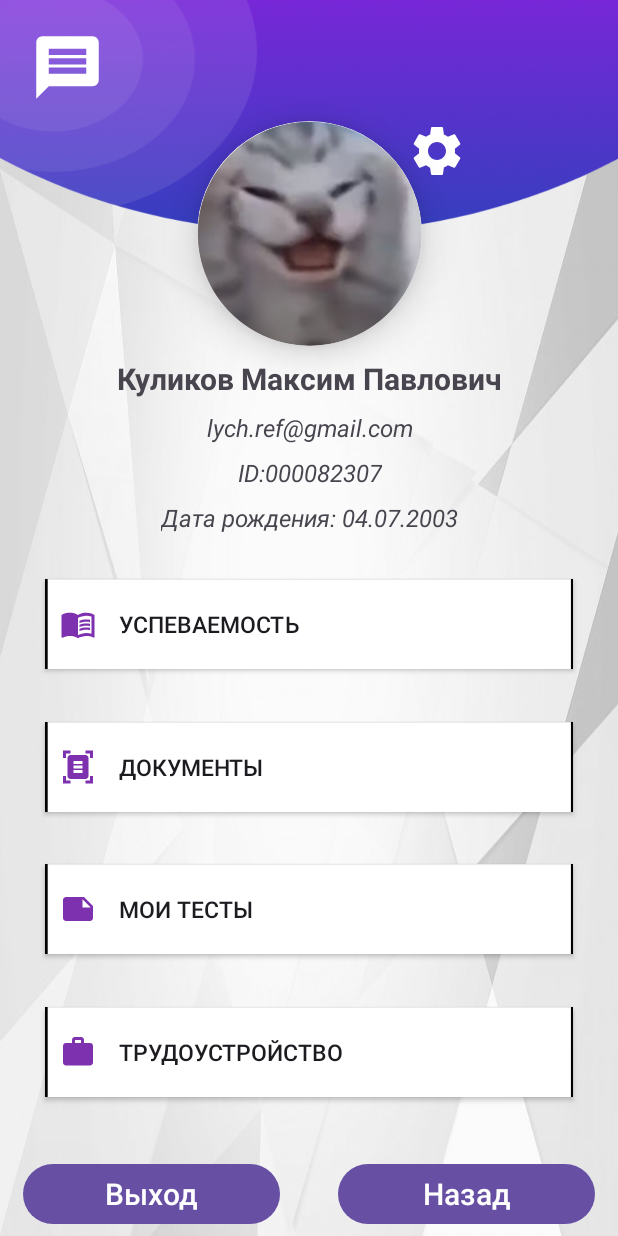
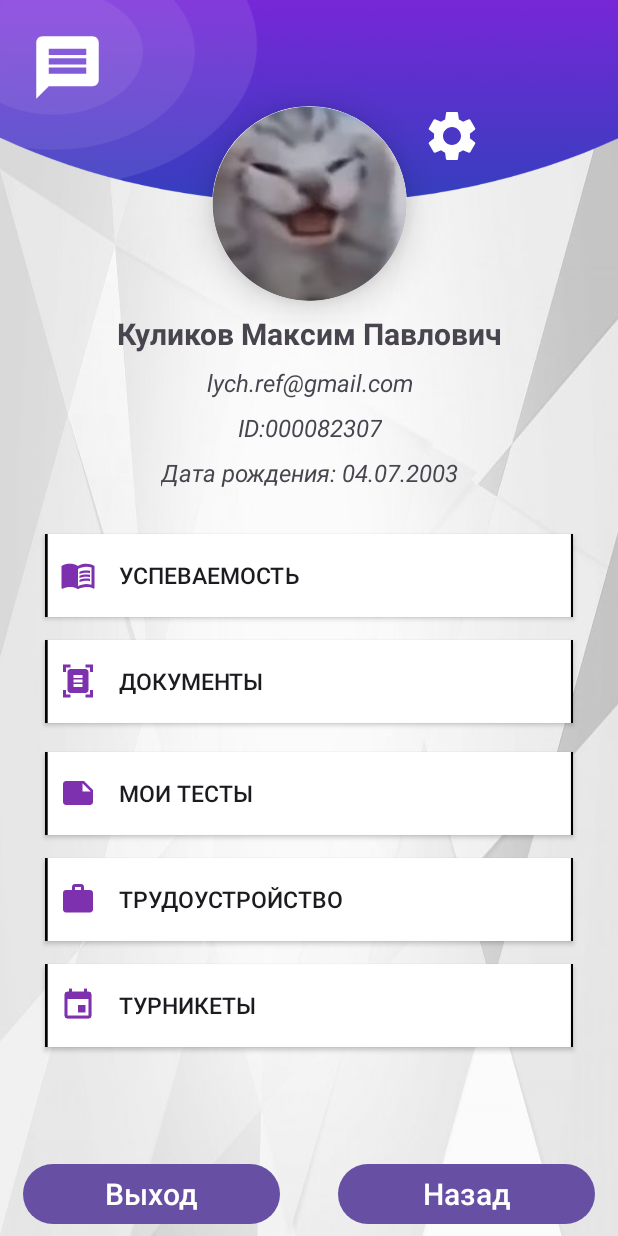
Before and after one commit to Merhaba228/sus, an Android app: the layout activity_main3.xml on its own in the app's theme, with its tools: preview values and no code run, on a phone screen of 412 x 824 dp. Run offline under Robolectric (Android 15) with nearby library versions, the phone set to English and light mode, and no system bars; Roboto replaces fonts that are not available here.

Commit message:
добавил пару приколов в дизайне

```diff
--- a/app/build.gradle.kts
+++ b/app/build.gradle.kts
@@ -52,6 +52,7 @@ dependencies {
     implementation("com.squareup.retrofit2:retrofit:2.9.0")
     implementation("com.squareup.retrofit2:converter-gson:2.9.0")
     testImplementation("junit:junit:4.13.2")
+    implementation("com.github.bumptech.glide:glide:4.12.0")
     androidTestImplementation("androidx.test.ext:junit:1.1.5")
     androidTestImplementation("androidx.test.espresso:espresso-core:3.5.1")
 }
--- a/app/src/main/java/com/example/sus/MainActivity.kt
+++ b/app/src/main/java/com/example/sus/MainActivity.kt
@@ -69,11 +69,15 @@ class MainActivity : AppCompatActivity() {
 
     private fun handleTokenResponse(userToken: Token, sharedPrefManager: SharedPrefManager, userApi: MrsuApi) {
         if (userToken.accessToken != null) {
+            Log.d("old_token",userToken.accessToken.toString() )
             sharedPrefManager.saveTokens(userToken.accessToken, userToken.refreshToken)
             CoroutineScope(Dispatchers.IO).launch {
                 try {
                     val user = userApi.getUser("Bearer ${userToken.accessToken}")
                     sharedPrefManager.saveUserData(user)
+                    val student = userApi.getStudent("Bearer ${userToken.accessToken}")
+                    sharedPrefManager.saveStudentData(student)
+
                     runOnUiThread {
                         performActionsAfterAuthentication()
                     }
--- a/app/src/main/java/com/example/sus/MainActivity6.kt
+++ b/app/src/main/java/com/example/sus/MainActivity6.kt
@@ -12,7 +12,7 @@ class MainActivity6 : AppCompatActivity() {
 
         val arrow_button= findViewById<View>(R.id.arrow_back)
         arrow_button.setOnClickListener {
-            val intent = Intent(this@MainActivity6, MainActivity2::class.java)
+            val intent = Intent(this@MainActivity6, MainActivity3::class.java)
             startActivity(intent)
         }
     }
--- a/app/src/main/res/layout/activity_main3.xml
+++ b/app/src/main/res/layout/activity_main3.xml
@@ -13,13 +13,12 @@
         android:layout_width="match_parent"
         android:layout_height="wrap_content"
         android:background="@drawable/background_test4"
-        android:fillViewport="true"
         >
 
         <androidx.cardview.widget.CardView
             android:id="@+id/imageView9"
-            android:layout_width="150dp"
-            android:layout_height="150dp"
+            android:layout_width="130dp"
+            android:layout_height="130dp"
             app:cardCornerRadius="100dp"
             android:background="@android:color/white"
             app:cardElevation="15dp"
@@ -40,7 +39,7 @@
         <ImageView
             android:id="@+id/imageView8"
             android:layout_width="match_parent"
-            android:layout_height="155dp"
+            android:layout_height="135dp"
             android:scaleType="fitXY"
             android:src="@drawable/top_background"
             app:layout_constraintEnd_toEndOf="parent"
@@ -98,7 +97,7 @@
     <androidx.appcompat.widget.AppCompatButton
         android:id="@+id/button3"
         android:layout_width="match_parent"
-        android:layout_height="60dp"
+        android:layout_height="55dp"
         android:layout_marginTop="30dp"
         android:layout_marginEnd="30dp"
         android:layout_marginStart="30dp"
@@ -114,8 +113,8 @@
     <androidx.appcompat.widget.AppCompatButton
         android:id="@+id/button4"
         android:layout_width="match_parent"
-        android:layout_height="60dp"
-        android:layout_marginTop="35dp"
+        android:layout_height="55dp"
+        android:layout_marginTop="15dp"
         android:layout_marginEnd="30dp"
         android:layout_marginStart="30dp"
         android:textSize="15sp"
@@ -130,8 +129,8 @@
     <androidx.appcompat.widget.AppCompatButton
         android:id="@+id/button5"
         android:layout_width="match_parent"
-        android:layout_height="60dp"
-        android:layout_marginTop="130dp"
+        android:layout_height="55dp"
+        android:layout_marginTop="90dp"
         android:layout_marginEnd="30dp"
         android:layout_marginStart="30dp"
         android:textSize="15sp"
@@ -146,8 +145,8 @@
     <androidx.appcompat.widget.AppCompatButton
         android:id="@+id/button6"
         android:layout_width="match_parent"
-        android:layout_height="60dp"
-        android:layout_marginTop="35dp"
+        android:layout_height="55dp"
+        android:layout_marginTop="15dp"
         android:layout_marginEnd="30dp"
         android:layout_marginStart="30dp"
         android:textSize="15sp"
@@ -159,6 +158,23 @@
         android:text="Трудоустройство"
         app:layout_constraintTop_toBottomOf="@id/button5" />
 
+        <androidx.appcompat.widget.AppCompatButton
+            android:id="@+id/turnstiles_button"
+            android:layout_width="match_parent"
+            android:layout_height="55dp"
+            android:layout_marginTop="15dp"
+            android:layout_marginEnd="30dp"
+            android:layout_marginStart="30dp"
+            android:clickable="true"
+            android:focusable="true"
+            android:textSize="15sp"
+            android:drawableStart="@drawable/events"
+            android:textAlignment="viewStart"
+            android:paddingStart="10dp"
+            android:drawablePadding="15dp"
+            android:background="@drawable/background_white"
+            android:text="Турникеты"
+            app:layout_constraintTop_toBottomOf="@id/button6" />
 
     <Button
         android:id="@+id/back_button"
@@ -199,6 +215,8 @@
         android:layout_marginStart="20dp"
         android:layout_marginTop="20dp"
         app:layout_constraintStart_toStartOf="parent"
+        android:clickable="true"
+        android:focusable="true"
          />
 
     <ImageView
@@ -210,6 +228,8 @@
         android:layout_marginStart="140dp"
         android:layout_marginBottom="-40dp"
         app:layout_constraintStart_toStartOf ="@id/imageView9"
+        android:clickable="true"
+        android:focusable="true"
         />
 
     </androidx.constraintlayout.widget.ConstraintLayout>
```
Also changed, not shown: app/src/main/java/com/example/sus/MainActivity2.kt (+13 -3 lines), app/src/main/java/com/example/sus/MainActivity3.kt (+26 -4 lines), app/src/main/java/com/example/sus/SharedPrefManager.kt (+55 -0 lines), app/src/main/java/com/example/sus/activity/logic/auth/retrofit/api/MrsuApi.kt (+6 -3 lines), app/src/main/res/layout/activity_main2.xml (+20 -18 lines), app/src/main/res/drawable/polls_image.xml (renamed from app/src/main/res/drawable/baseline_poll_24.xml).
